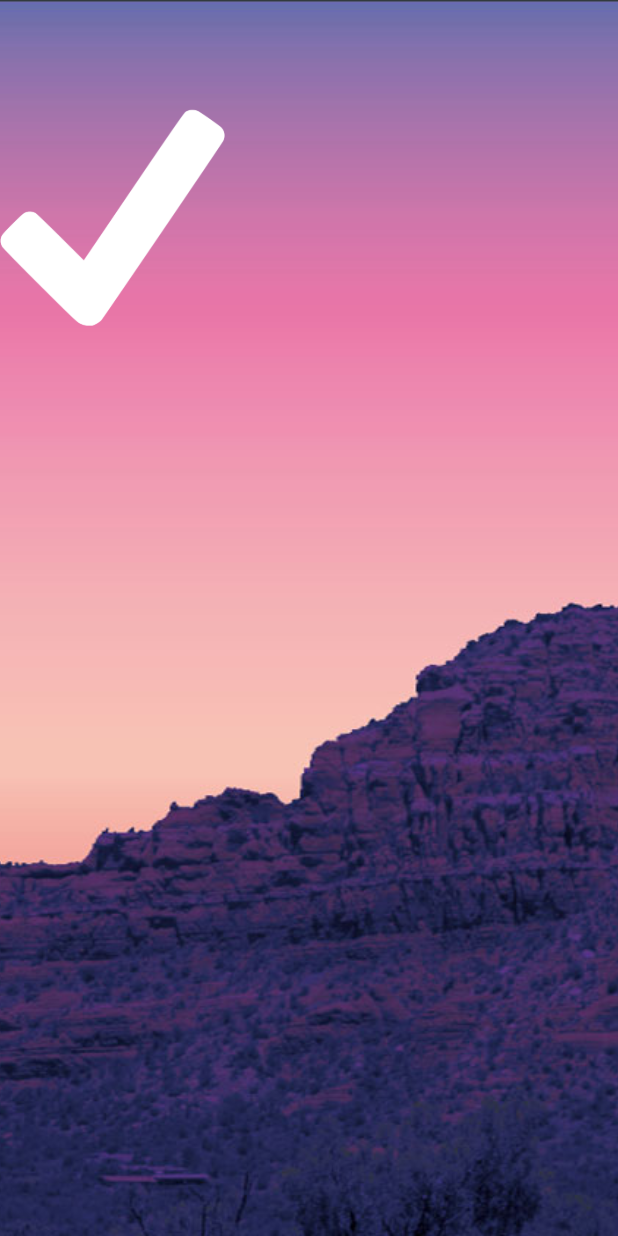
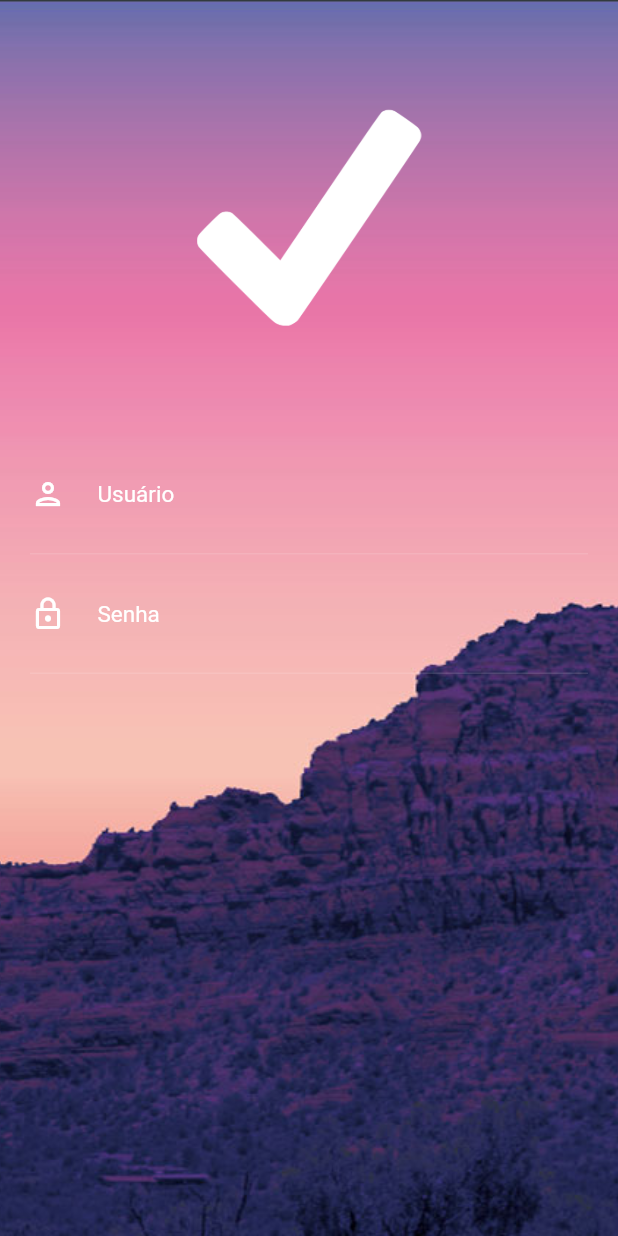
Before and after one commit to ClodoaldoRibeiro/animation_app, a Flutter app: the screen it shows after launch, on a phone screen of 412 x 824 dp. Run offline on Flutter 3.47's test engine with Material 2 defaults, Android fonts, the phone set to English and light mode, and no system bars.

Commit message:
Adicionar inputs
Adicionar componetes de entradas

```diff
--- a/lib/main.dart
+++ b/lib/main.dart
@@ -14,6 +14,7 @@
         primarySwatch: Colors.blue,
         visualDensity: VisualDensity.adaptivePlatformDensity,
       ),
+      debugShowCheckedModeBanner: false,
       home: SinginScreen(),
     );
   }
--- a/lib/screens/singin/components/form_container.dart
+++ b/lib/screens/singin/components/form_container.dart
@@ -1,3 +1,4 @@
+import 'package:animation_app/screens/singin/components/input_field.dart';
 import 'package:flutter/material.dart';
 
 class FormContainer extends StatelessWidget {
@@ -7,7 +8,11 @@
       margin: EdgeInsets.symmetric(horizontal: 20.0),
       child: Form(
         child: Column(
-          children: [],
+          children: [
+            InputField(
+                hint: "Usuário", obscure: false, icon: Icons.person_outlined),
+            InputField(hint: "Senha", obscure: true, icon: Icons.lock_outline)
+          ],
         ),
       ),
     );
--- /dev/null
+++ b/lib/screens/singin/components/input_field.dart
@@ -0,0 +1,43 @@
+import 'package:flutter/material.dart';
+
+class InputField extends StatelessWidget {
+  final String hint;
+  final bool obscure;
+  final IconData icon;
+
+  const InputField(
+      {@required this.hint, @required this.obscure, @required this.icon});
+
+  @override
+  Widget build(BuildContext context) {
+    return Container(
+      child: TextFormField(
+        obscureText: obscure,
+        style: TextStyle(
+          color: Colors.white,
+        ),
+        decoration: InputDecoration(
+            icon: Icon(
+              icon,
+              color: Colors.white,
+            ),
+            border: InputBorder.none,
+            hintText: hint,
+            hintStyle: TextStyle(
+              color: Colors.white,
+              fontSize: 15,
+            ),
+            contentPadding:
+                EdgeInsets.only(top: 30, right: 30, bottom: 30, left: 5)),
+      ),
+      decoration: BoxDecoration(
+        border: Border(
+          bottom: BorderSide(
+            color: Colors.white24,
+            width: 0.5,
+          ),
+        ),
+      ),
+    );
+  }
+}
```
Also changed, not shown: 1 other file.
